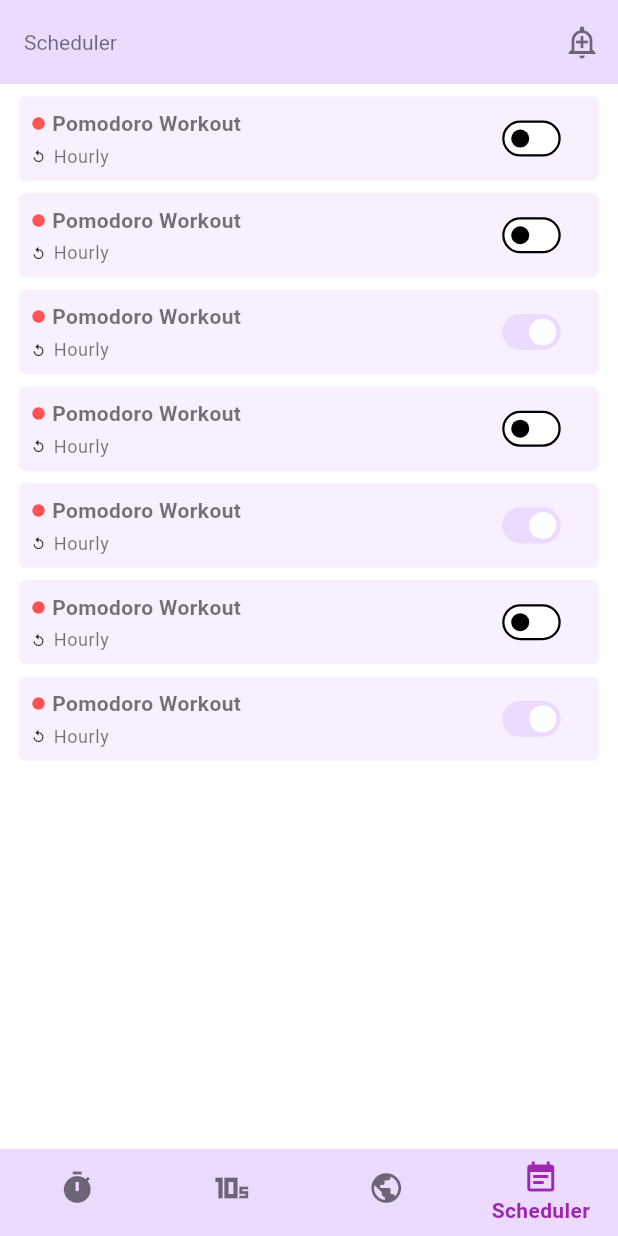
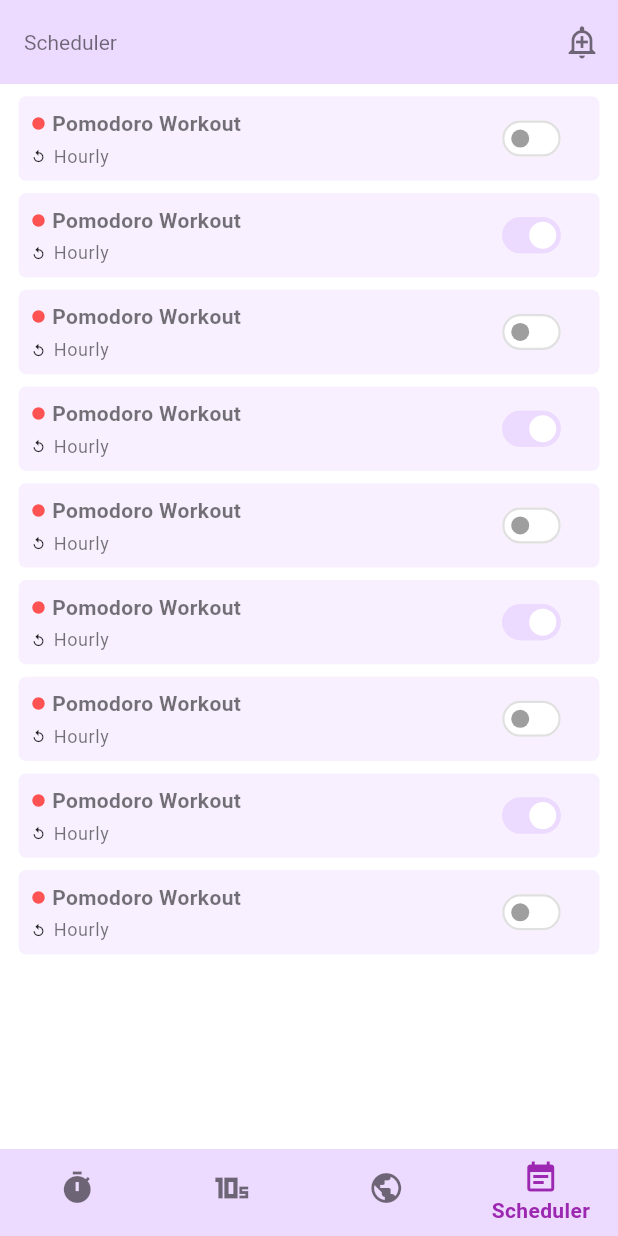
Before and after one commit to yellow-Flickr/timely, a Flutter app: the Scheduler screen opened by its route, on a phone screen of 412 x 824 dp. Run offline on Flutter 3.47's test engine with Material 3 defaults, Android fonts, the phone set to English and light mode, and no system bars; our stand-ins replace go_router.

Commit message:
Scheduler Update

```diff
--- a/lib/addSchedule.dart
+++ b/lib/addSchedule.dart
@@ -147,7 +147,7 @@ class _AddScheduleState extends State<AddSchedule> {
                 TextField(
                   // maxLength: 30,
                   // style: TextStyle(),
-                  maxLines: 8, maxLength: 500,
+                  maxLines: 12, maxLength: 500,
                   style: theme.textTheme.bodySmall,
                   decoration: InputDecoration(
                     isCollapsed: true,
--- a/lib/constant.dart
+++ b/lib/constant.dart
@@ -55,7 +55,24 @@ class Themes {
           bodyLarge: TextStyle(color: Colors.black54, fontSize: 20),
           bodySmall: TextStyle(color: Colors.black54)),
       dividerColor: Colors.white12,
-      scaffoldBackgroundColor: Colors.white);
+      scaffoldBackgroundColor: Colors.white,
+    switchTheme: SwitchThemeData(
+      trackOutlineColor:
+          MaterialStateProperty.resolveWith<Color>((Set<MaterialState> states) {
+        if (states.contains(MaterialState.selected)) {
+          return const Color.fromARGB(255, 237, 218, 255);
+        }
+        return Colors.grey.shade300;
+      }),     thumbColor:
+          MaterialStateProperty.resolveWith<Color>((Set<MaterialState> states) {
+        if (states.contains(MaterialState.selected)) {
+          return Color.fromARGB(255, 255, 255, 255);
+        }
+        return Colors.grey.shade500;
+      })),
+      dividerTheme: DividerThemeData(color:Colors.grey.shade400 )
+
+      );
 
   /* Dark theme settings */
   static ThemeData darkTheme = ThemeData(
--- a/lib/main.dart
+++ b/lib/main.dart
@@ -72,7 +72,11 @@ final GoRouter _router = GoRouter(
                   name: 'schedule-detail',
                   builder: (BuildContext context, GoRouterState state) {
                     return ScheduleDetail(
-                      schedule: state.extra as ScheduleModel,
+                      schedule:
+                          ((state.extra as Map<String, dynamic>)['schedule'])
+                              as ScheduleModel,
+                      newschedule: ((state.extra
+                          as Map<String, dynamic>)['new-schedule']) as bool,
                     );
                   },
                 ),
--- a/lib/models/scheduleModel.dart
+++ b/lib/models/scheduleModel.dart
@@ -9,22 +9,76 @@ class ScheduleModel {
   final bool active;
 
   ScheduleModel(
-      this.id, this.title, this.notes, this.repeat, this.priority, this.active);
+      {required this.id,
+      required this.title,
+      required this.notes,
+      this.repeat = const Duration(hours: 1),
+      this.priority = Priority.Low,
+      this.active = false});
 }
 
 List<ScheduleModel> testSchedule = [
-  ScheduleModel(0, 'Pomodoro Workout', '10 Burpees, 30 Squats, 20 Lunges',
-      const Duration(hours: 1), Priority.High, false),
-  ScheduleModel(0, 'Pomodoro Workout', '10 Burpees, 30 Squats, 20 Lunges',
-      const Duration(hours: 1), Priority.High, false),
-  ScheduleModel(0, 'Pomodoro Workout', '10 Burpees, 30 Squats, 20 Lunges',
-      const Duration(hours: 1), Priority.High, true),
-  ScheduleModel(0, 'Pomodoro Workout', '10 Burpees, 30 Squats, 20 Lunges',
-      const Duration(hours: 1), Priority.High, false),
-  ScheduleModel(0, 'Pomodoro Workout', '10 Burpees, 30 Squats, 20 Lunges',
-      const Duration(hours: 1), Priority.High, true),
-  ScheduleModel(0, 'Pomodoro Workout', '10 Burpees, 30 Squats, 20 Lunges',
-      const Duration(hours: 1), Priority.High, false),
-  ScheduleModel(0, 'Pomodoro Workout', '10 Burpees, 30 Squats, 20 Lunges',
-      const Duration(hours: 1), Priority.High, true),
+  ScheduleModel(
+      id: 0,
+      title: 'Pomodoro Workout',
+      notes: '10 Burpees, 30 Squats, 20 Lunges',
+      repeat: const Duration(hours: 1),
+      priority: Priority.High,
+      active: false),
+  ScheduleModel(
+      id: 0,
+      title: 'Pomodoro Workout',
+      notes: '10 Burpees, 30 Squats, 20 Lunges',
+      repeat: const Duration(hours: 1),
+      priority: Priority.High,
+      active: true),
+  ScheduleModel(
+      id: 0,
+      title: 'Pomodoro Workout',
+      notes: '10 Burpees, 30 Squats, 20 Lunges',
+      repeat: const Duration(hours: 1),
+      priority: Priority.High,
+      active: false),
+  ScheduleModel(
+      id: 0,
+      title: 'Pomodoro Workout',
+      notes: '10 Burpees, 30 Squats, 20 Lunges',
+      repeat: const Duration(hours: 1),
+      priority: Priority.High,
+      active: true),
+  ScheduleModel(
+      id: 0,
+      title: 'Pomodoro Workout',
+      notes: '10 Burpees, 30 Squats, 20 Lunges',
+      repeat: const Duration(hours: 1),
+      priority: Priority.High,
+      active: false),
+  ScheduleModel(
+      id: 0,
+      title: 'Pomodoro Workout',
+      notes: '10 Burpees, 30 Squats, 20 Lunges',
+      repeat: const Duration(hours: 1),
+      priority: Priority.High,
+      active: true),
+  ScheduleModel(
+      id: 0,
+      title: 'Pomodoro Workout',
+      notes: '10 Burpees, 30 Squats, 20 Lunges',
+      repeat: const Duration(hours: 1),
+      priority: Priority.High,
+      active: false),
+  ScheduleModel(
+      id: 0,
+      title: 'Pomodoro Workout',
+      notes: '10 Burpees, 30 Squats, 20 Lunges',
+      repeat: const Duration(hours: 1),
+      priority: Priority.High,
+      active: true),
+  ScheduleModel(
+      id: 0,
+      title: 'Pomodoro Workout',
+      notes: '10 Burpees, 30 Squats, 20 Lunges',
+      repeat: const Duration(hours: 1),
+      priority: Priority.High,
+      active: false),
 ];
```
Also changed, not shown: lib/Components.dart (+19 -8 lines), lib/Scheduler.dart (+7 -2 lines), lib/scheduleDetail.dart (+48 -15 lines).
